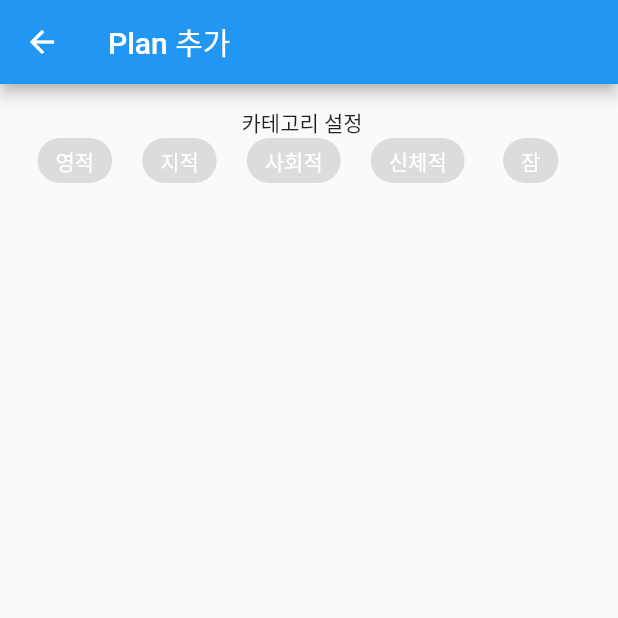
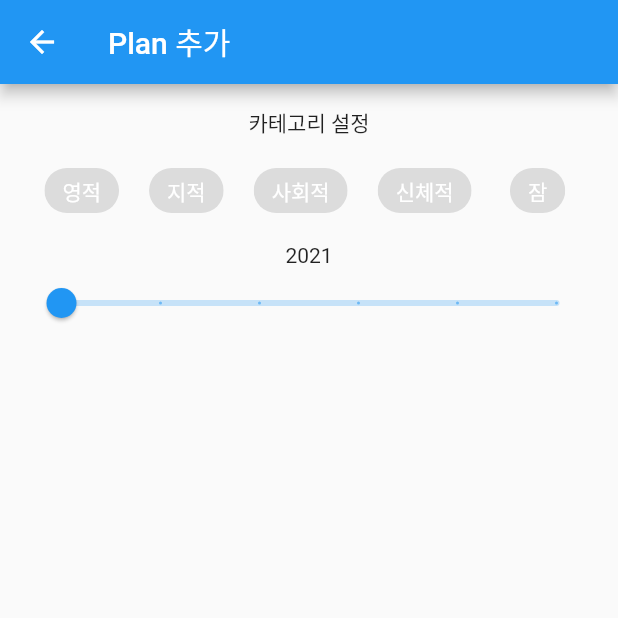
Before and after one commit to dionysus11-source/schedule-app-2021, a Flutter app: the screen it shows after launch, after a tap on the "add" icon, on a phone screen of 412 x 824 dp, the top half of it. Run offline on Flutter 3.47's test engine with Material 2 defaults, Android fonts, the phone set to English and light mode, and no system bars; our stand-ins replace sqflite; accounts and stored records are empty.

Commit message:
Add Calendar

```diff
--- a/lib/addPlanner.dart
+++ b/lib/addPlanner.dart
@@ -16,11 +16,17 @@ class AddPlanner extends StatefulWidget {
 class _AddPlanner extends State<AddPlanner> {
   TextEditingController contentController;
   var category = ['영적', '지적', '사회적', '신체적', '잠'];
+  int _year;
+  int _month;
+  int _day;
   int _selectedIndex = -1;
 
   @override
   void initState() {
     super.initState();
+    _year = DateTime.now().year;
+    _month = DateTime.now().month;
+    _day = DateTime.now().day;
   }
 
   Widget _buildChips() {
@@ -48,19 +54,16 @@ class _AddPlanner extends State<AddPlanner> {
           });
         },
       );
-      print(choiceChip);
       chips.add(Padding(
         padding: EdgeInsets.symmetric(horizontal: 10),
         child: choiceChip,
       ));
     }
-    print(chips[0]);
-    var test = ListView(
+    return ListView(
       scrollDirection: Axis.horizontal,
       children: chips,
       shrinkWrap: true,
     );
-    return test;
   }
 
   @override
@@ -74,9 +77,28 @@ class _AddPlanner extends State<AddPlanner> {
         child: Column(
           children: <Widget>[
             Text('카테고리 설정'),
+            SizedBox(
+              height: 20,
+            ),
             Container(
               height: 30,
               child: _buildChips(),
+            ),
+            SizedBox(
+              height: 20,
+            ),
+            Text(_year.toString()),
+            Slider(
+              value: _year.toDouble(),
+              min: 2021,
+              max: 2025,
+              divisions: 5,
+              label: _year.toString(),
+              onChanged: (value) {
+                setState(() {
+                  _year = value.toInt();
+                });
+              },
             )
           ],
         ),
--- a/lib/main.dart
+++ b/lib/main.dart
@@ -61,11 +61,13 @@ class MainPage extends StatefulWidget {
 
 class _MainPage extends State<MainPage> with SingleTickerProviderStateMixin {
   TabController controller;
+  DateTime _selectedDate;
 
   @override
   void initState() {
     super.initState();
     controller = TabController(length: 4, vsync: this);
+    _selectedDate = DateTime.now();
   }
 
   @override
@@ -79,10 +81,33 @@ class _MainPage extends State<MainPage> with SingleTickerProviderStateMixin {
     return Scaffold(
       appBar: AppBar(
         title: Text('Time Planner'),
+        actions: <Widget>[
+          FlatButton(
+            onPressed: () {
+              Future<DateTime> selected = showDatePicker(
+                  context: context,
+                  initialDate: _selectedDate,
+                  firstDate: DateTime(2015),
+                  lastDate: DateTime(2025),
+                  builder: (BuildContext context, Widget child) {
+                    return Theme(
+                      data: ThemeData.light(),
+                      child: child,
+                    );
+                  });
+              selected.then((dateTime) {
+                setState(() {
+                  _selectedDate = dateTime;
+                });
+              });
+            },
+            child: Text('날짜바꾸기'),
+          )
+        ],
       ),
       body: TabBarView(
         children: <Widget>[
-          DailyAddApp(),
+          DailyAddApp(widget.db, _selectedDate),
           DailyFeedbackApp(),
           WeeklyFeedbackApp(),
           MonthlyFeedbackApp()
```
Also changed, not shown: lib/sub/dailyAddPage.dart (+11 -2 lines).
